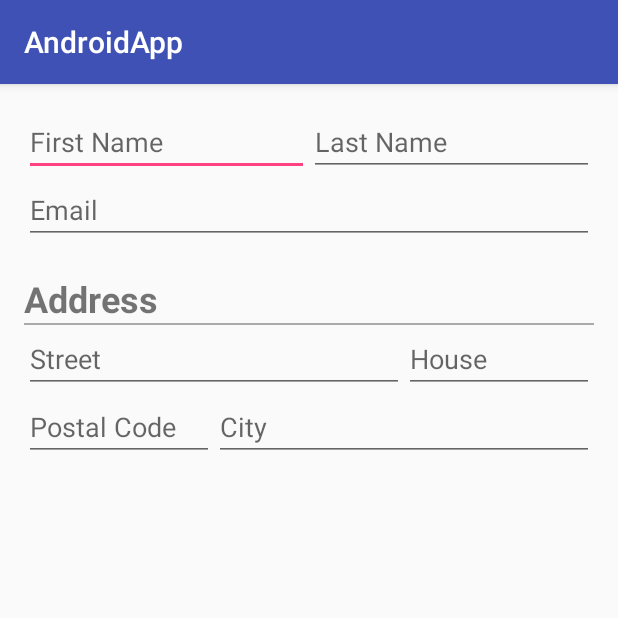
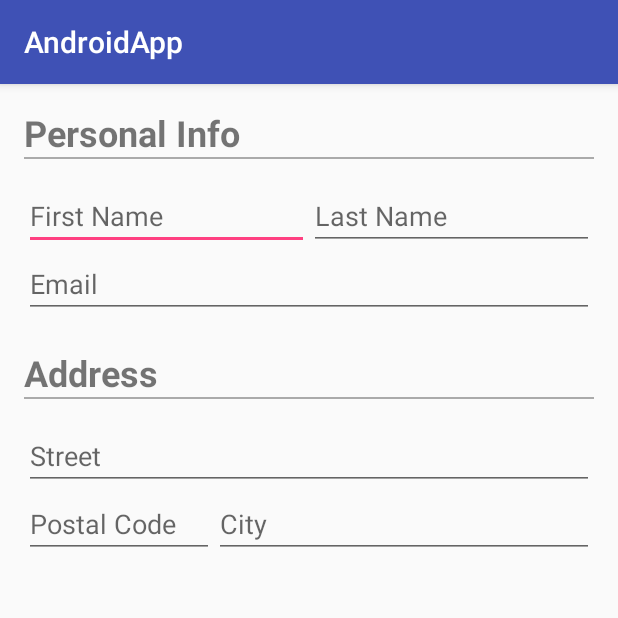
Before and after one commit to Nawsen/EVA-Project-Groep-15, an Android app: the RegisterActivity screen opened directly, with no data from a screen before it, on a phone screen of 412 x 824 dp, the top half of it. Run offline under Robolectric (Android 15) with nearby library versions, the phone set to English and light mode, and no system bars.

Commit message:
RegisterActivity layout update and support for NL locale

```diff
--- a/Android/app/src/main/res/layout/activity_register.xml
+++ b/Android/app/src/main/res/layout/activity_register.xml
@@ -1,82 +1,105 @@
 <?xml version="1.0" encoding="utf-8"?>
 <RelativeLayout xmlns:android="http://schemas.android.com/apk/res/android"
-    xmlns:tools="http://schemas.android.com/tools" android:layout_width="match_parent"
-    android:layout_height="match_parent" android:paddingLeft="@dimen/activity_horizontal_margin"
+    xmlns:tools="http://schemas.android.com/tools"
+    android:layout_width="match_parent"
+    android:layout_height="match_parent"
+    android:paddingBottom="@dimen/activity_vertical_margin"
+    android:paddingLeft="@dimen/activity_horizontal_margin"
     android:paddingRight="@dimen/activity_horizontal_margin"
     android:paddingTop="@dimen/activity_vertical_margin"
-    android:paddingBottom="@dimen/activity_vertical_margin"
     tools:context="hogent.group15.androidapp.RegisterActivity">
 
-    <LinearLayout android:id="@+id/register_nameGroup"
+
+    <LinearLayout
+        android:id="@+id/register_nameGroup"
+        android:layout_width="match_parent"
+        android:layout_height="wrap_content"
+        android:orientation="vertical">
+
+        <TextView
+            android:layout_width="wrap_content"
+            android:layout_height="wrap_content"
+            android:text="@string/register_personal_info_label"
+            android:textSize="24dip"
+            android:textStyle="bold" />
+
+        <View
+            android:layout_width="match_parent"
+            android:layout_height="1dip"
+            android:layout_marginBottom="15dip"
+            android:background="#AAAAAA" />
+
+        <LinearLayout
             android:layout_width="match_parent"
             android:layout_height="wrap_content"
             android:orientation="horizontal">
 
             <EditText
+                android:id="@+id/register_firstName"
                 android:layout_width="match_parent"
                 android:layout_height="wrap_content"
-            android:hint="@string/register_first_name"
-            android:id="@+id/register_firstName"
-            android:layout_weight="0.5" />
+                android:layout_weight="0.5"
+                android:hint="@string/register_first_name" />
 
             <EditText
                 android:layout_width="match_parent"
                 android:layout_height="wrap_content"
-            android:hint="@string/register_name"
                 android:layout_alignRight="@id/register_firstName"
-            android:layout_weight="0.5" />
+                android:layout_weight="0.5"
+                android:hint="@string/register_name" />
 
         </LinearLayout>
+    </LinearLayout>
+
+    <EditText
+        android:id="@+id/register_email"
+        android:layout_width="match_parent"
+        android:layout_height="wrap_content"
+        android:layout_below="@id/register_nameGroup"
+        android:hint="@string/register_email" />
+
+    <LinearLayout
+        android:id="@+id/register_addressGroup"
+        android:layout_width="match_parent"
+        android:layout_height="wrap_content"
+        android:layout_below="@id/register_email"
+        android:layout_marginBottom="20dp"
+        android:layout_marginTop="20dp"
+        android:orientation="vertical">
+
+        <TextView
+            android:layout_width="wrap_content"
+            android:layout_height="wrap_content"
+            android:text="@string/register_address_label"
+            android:textSize="24dip"
+            android:textStyle="bold" />
+
+        <View
+            android:layout_width="match_parent"
+            android:layout_height="1dip"
+            android:layout_marginBottom="15dip"
+            android:background="#AAAAAA" />
 
         <EditText
             android:layout_width="match_parent"
             android:layout_height="wrap_content"
-        android:hint="@string/register_email"
-        android:layout_below="@id/register_nameGroup"
-        android:id="@+id/register_email"/>
-
-    <LinearLayout
-        android:layout_width="match_parent"
-        android:layout_height="wrap_content"
-        android:id="@+id/register_addressGroup"
-        android:layout_below="@id/register_email"
-        android:orientation="vertical"
-        android:layout_marginTop="20dp"
-        android:layout_marginBottom="20dp">
-        <TextView
-            android:layout_width="wrap_content"
-            android:layout_height="wrap_content"
-            android:text="Address"
-            android:textSize="24dip"
-            android:textStyle="bold"/>
-        <View
-            android:layout_width="match_parent"
-            android:layout_height="1dip"
-            android:background="#AAAAAA"/>
-        <LinearLayout
-            android:layout_width="match_parent"
-            android:layout_height="wrap_content">
-            <EditText
-                android:layout_width="match_parent"
-                android:layout_height="wrap_content"
-                android:hint="Street" android:layout_weight="0.3"/>
-            <EditText
-                android:layout_width="match_parent"
-                android:layout_height="wrap_content"
-                android:hint="House" android:layout_weight="0.6"/>
-        </LinearLayout>
+            android:hint="@string/register_street" />
 
         <LinearLayout
             android:layout_width="match_parent"
             android:layout_height="wrap_content">
+
             <EditText
                 android:layout_width="match_parent"
                 android:layout_height="wrap_content"
-                android:hint="Postal Code" android:layout_weight="0.6"/>
+                android:layout_weight="0.6"
+                android:hint="@string/register_postal_code" />
+
             <EditText
                 android:layout_width="match_parent"
                 android:layout_height="wrap_content"
-                android:hint="City" android:layout_weight="0.3" />
+                android:layout_weight="0.3"
+                android:hint="@string/register_city" />
         </LinearLayout>
 
     </LinearLayout>
--- a/Android/app/src/main/res/values/strings.xml
+++ b/Android/app/src/main/res/values/strings.xml
@@ -1,6 +1,13 @@
+<?xml version="1.0" encoding="utf-8"?>
 <resources>
-    <string name="app_name">AndroidApp</string>
+
+    <string name="register_personal_info_label">Personal Info</string>
+    <string name="register_first_name">First Name</string>
+    <string name="register_name">Last Name</string>
     <string name="register_email">Email</string>
-    <string name="register_name">Last Name</string>
-    <string name="register_first_name">First Name</string>
+    <string name="register_address_label">Address</string>
+    <string name="register_street">Street</string>
+    <string name="register_postal_code">Postal Code</string>
+    <string name="register_city">City</string>
+    <string name="app_name" translatable="false">AndroidApp</string>
 </resources>
```
Also changed, not shown: 1 other file. Lines whose indentation alone changed are shown as unchanged.
